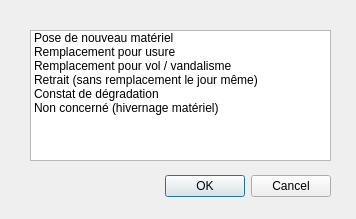
First picture: the form in ui_bdtravaux_matosassur.ui, repository VincentD/bdtravaux, before the edit.
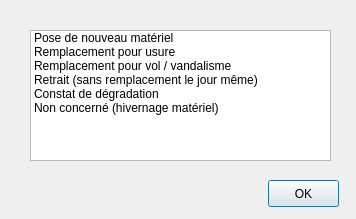
Second picture: the form after the edit.

Commit message: Commit permettant de valider un changement dans MatosAssur avant de tirer le dossier en ligne vers le dossier de travail

```diff
--- a/ui_bdtravaux_matosassur.ui
+++ b/ui_bdtravaux_matosassur.ui
@@ -13,22 +13,6 @@
   <property name="windowTitle">
    <string>Dialog</string>
   </property>
-  <widget class="QDialogButtonBox" name="btn_matosassur">
-   <property name="geometry">
-    <rect>
-     <x>150</x>
-     <y>170</y>
-     <width>181</width>
-     <height>32</height>
-    </rect>
-   </property>
-   <property name="orientation">
-    <enum>Qt::Horizontal</enum>
-   </property>
-   <property name="standardButtons">
-    <set>QDialogButtonBox::Cancel|QDialogButtonBox::Ok</set>
-   </property>
-  </widget>
   <widget class="QListWidget" name="lst_assur">
    <property name="geometry">
     <rect>
@@ -69,6 +53,19 @@
     </property>
    </item>
   </widget>
+  <widget class="QPushButton" name="btn_matosassur">
+   <property name="geometry">
+    <rect>
+     <x>268</x>
+     <y>180</y>
+     <width>71</width>
+     <height>27</height>
+    </rect>
+   </property>
+   <property name="text">
+    <string>OK</string>
+   </property>
+  </widget>
  </widget>
  <resources/>
  <connections>
```
Left out of the diff: 35 changed lines with no effect on the pictures.
